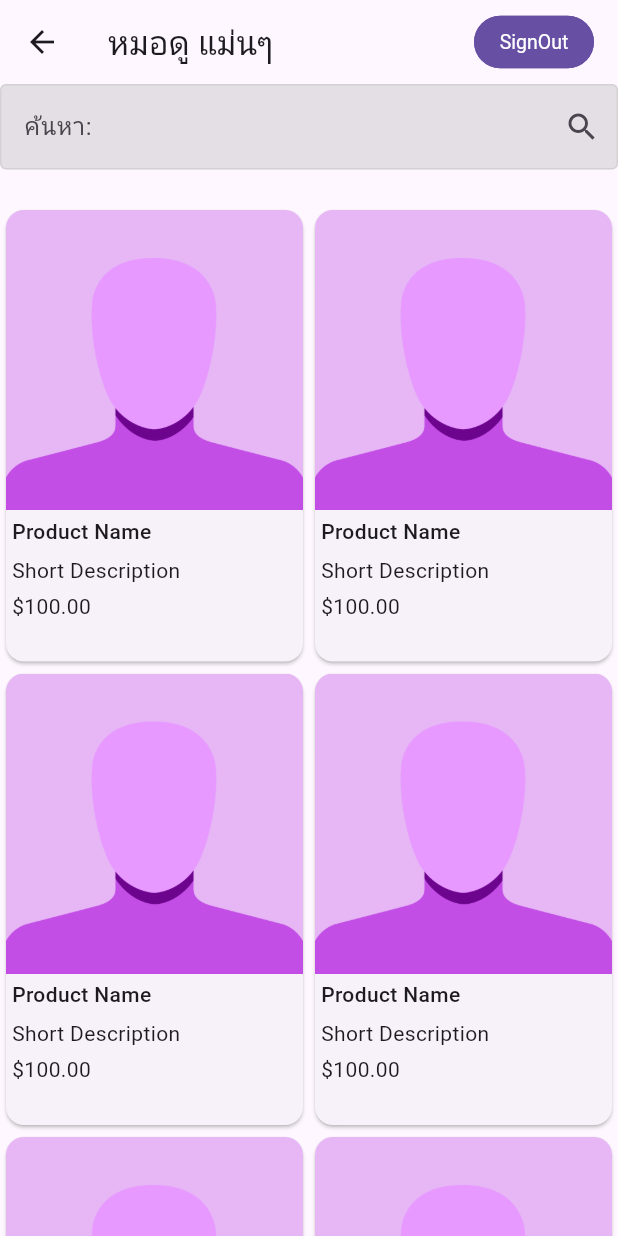
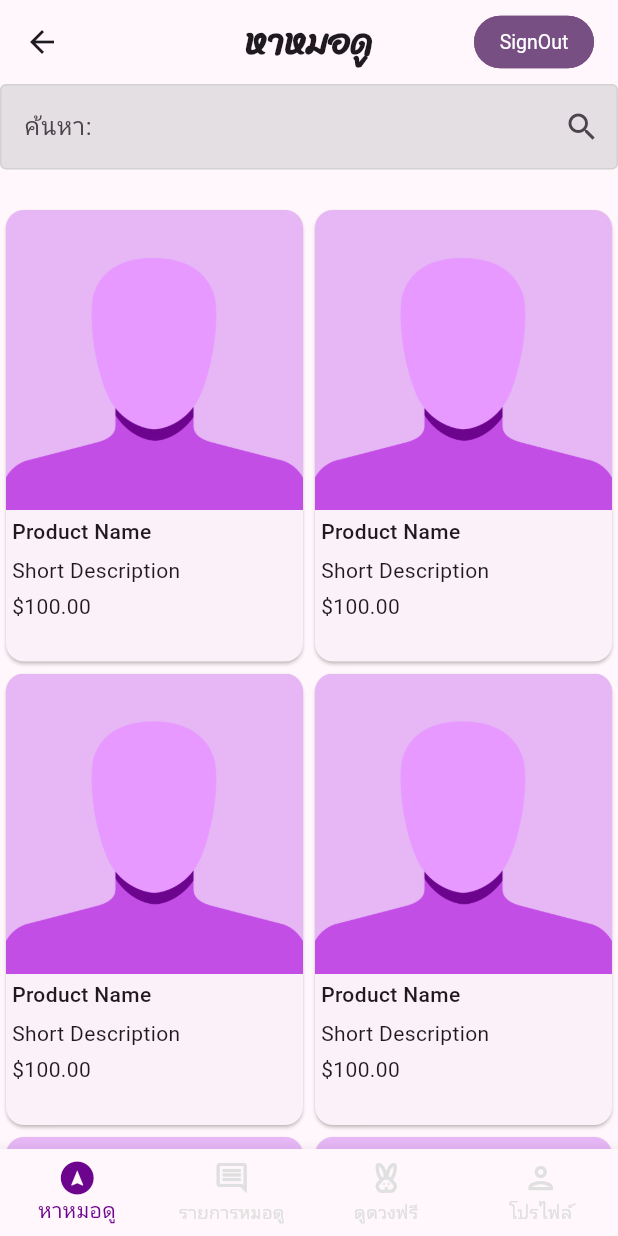
Before and after one commit to wiphu14/testwiphuproj, a Flutter app: the MainHomeUser screen opened by its route, on a phone screen of 412 x 824 dp. Run offline on Flutter 3.47's test engine with Material 3 defaults, Android fonts, the light colour scheme and no system bars; drawn by our look-alikes of getwidget; our stand-ins replace cloud_firestore, firebase_auth, firebase_core, firebase_storage, get, image_picker and 3 more; missing offline and left inert: dart:ffi; accounts and stored records are empty.

Commit message:
profile user near Success

```diff
--- a/lib/main.dart
+++ b/lib/main.dart
@@ -8,6 +8,7 @@ import 'package:wiphuproj/models/user_model.dart';
 import 'package:wiphuproj/states/intro.dart';
 import 'package:wiphuproj/states/main_home_prophet.dart';
 import 'package:wiphuproj/states/main_home_user.dart';
+import 'package:wiphuproj/utility/app_constant.dart';
 
 List<GetPage<dynamic>>? getPages = [
   GetPage(name: '/intro', page: () => const Intro()),
@@ -55,8 +56,9 @@ class MyApp extends StatelessWidget {
 
   @override
   Widget build(BuildContext context) {
-    return GetMaterialApp(
-      theme: ThemeData(useMaterial3: true),
+    return GetMaterialApp(debugShowCheckedModeBanner: false,
+      theme:
+          ThemeData(useMaterial3: true, colorSchemeSeed: AppConstant.mainColor),
       // home: const Intro(),
       getPages: getPages,
       initialRoute: initialRoute,
--- a/lib/models/user_model.dart
+++ b/lib/models/user_model.dart
@@ -1,15 +1,18 @@
 import 'dart:convert';
+
+import 'package:cloud_firestore/cloud_firestore.dart';
 
 // ignore_for_file: public_member_api_docs, sort_constructors_first
 class UserModel {
-
   final String uid;
   final String displayName;
- final String phoneNumber;
- final bool? user;
- final String? slogan;
- final String? description;
- final String? urlImage;
+  final String phoneNumber;
+  final bool? user;
+  final String? slogan;
+  final String? description;
+  final String? urlImage;
+  final Timestamp? birthTimestamp;
+  final num score;
 
   UserModel({
     required this.uid,
@@ -19,8 +22,9 @@ class UserModel {
     this.slogan,
     this.description,
     this.urlImage,
+    this.birthTimestamp,
+    required this.score,
   });
-
 
   Map<String, dynamic> toMap() {
     return <String, dynamic>{
@@ -31,6 +35,8 @@ class UserModel {
       'slogan': slogan,
       'description': description,
       'urlImage': urlImage,
+      'birthTimestamp': birthTimestamp,
+      'score': score,
     };
   }
 
@@ -43,10 +49,13 @@ class UserModel {
       slogan: (map['slogan'] ?? '') as String,
       description: (map['description'] ?? '') as String,
       urlImage: (map['urlImage'] ?? '') as String,
+      birthTimestamp: map['birthTimestamp'],
+      score: (map['score'] ?? 0) as num,
     );
   }
 
   String toJson() => json.encode(toMap());
 
-  factory UserModel.fromJson(String source) => UserModel.fromMap(json.decode(source) as Map<String, dynamic>);
+  factory UserModel.fromJson(String source) =>
+      UserModel.fromMap(json.decode(source) as Map<String, dynamic>);
 }
--- a/lib/states/intro.dart
+++ b/lib/states/intro.dart
@@ -170,10 +170,12 @@ class WidgetIconButton extends StatelessWidget {
     Key? key,
     required this.iconData,
     required this.onPressed,
+    this.size,
   }) : super(key: key);
 
   final IconData iconData;
   final Function() onPressed;
+  final double? size;
 
   @override
   Widget build(BuildContext context) {
@@ -182,6 +184,7 @@ class WidgetIconButton extends StatelessWidget {
       onPressed: onPressed,
       color: Theme.of(context).primaryColor,
       type: GFButtonType.transparent,
+      size: size ?? GFSize.MEDIUM,
     );
   }
 }
--- a/lib/states/main_home_user.dart
+++ b/lib/states/main_home_user.dart
@@ -1,9 +1,12 @@
 import 'package:flutter/material.dart';
+import 'package:get/get.dart';
+import 'package:getwidget/getwidget.dart';
+import 'package:wiphuproj/utility/app_constant.dart';
+import 'package:wiphuproj/utility/app_controller.dart';
+import 'package:wiphuproj/utility/app_service.dart';
 
-import 'package:font_awesome_flutter/font_awesome_flutter.dart';
-import 'package:get/get.dart';
-import 'package:wiphuproj/widgets/grid_item.dart';
-import 'package:wiphuproj/widgets/widget_form.dart';
+import 'package:wiphuproj/widgets/body_find_prophet.dart';
+import 'package:wiphuproj/widgets/body_user_profile.dart';
 import 'package:wiphuproj/widgets/widget_sign_out.dart';
 
 class MainHomeUser extends StatefulWidget {
@@ -14,44 +17,67 @@ class MainHomeUser extends StatefulWidget {
 }
 
 class _MainHomeUserState extends State<MainHomeUser> {
+  var titles = <String>[
+    'หาหมอดู',
+    'รายการหมอดู',
+    'ดูดวงฟรี',
+    'โปรไฟล์',
+  ];
+
+  var iconDatas = <IconData>[
+    Icons.assistant_navigation,
+    Icons.comment_outlined,
+    Icons.cruelty_free_outlined,
+    Icons.person_outlined,
+  ];
+
+  var bodys = <Widget>[
+    BodyFindProphet(),
+    Text('รายการดูดวง'),
+    Text('ดูดวงฟรี'),
+    BodyUserProfile(),
+  ];
+
+  AppController appController = Get.put(AppController());
+
+  List<BottomNavigationBarItem> items = [];
+
+  @override
+  void initState() {
+    super.initState();
+
+    if (appController.currentUserModels.isEmpty) {
+      AppService().findCurrentUserModel();
+    }
+
+    for (var i = 0; i < bodys.length; i++) {
+      items.add(
+          BottomNavigationBarItem(icon: Icon(iconDatas[i]), label: titles[i]));
+    }
+  }
+
   @override
   Widget build(BuildContext context) {
-    return Scaffold(
+    return Obx(() => Scaffold(
           appBar: AppBar(
-        title: const Text("หมอดู แม่นๆ"),
+            centerTitle: true,
+            title: Text(titles[appController.indexBody.value], style: AppConstant().h2Style(),),
             actions: [
               WidgetSignOut(),
               SizedBox(width: 16),
             ],
           ),
-      body: SizedBox(
-        width: Get.width,
-        height: Get.height,
-        child: Stack(
-          children: [
-            WidgetFrom(
-                hintText: 'ค้นหา:', suffixIcon: Icon(Icons.search), radius: 4),
-            Positioned(top: 80,
-              child: SizedBox(
-                width: Get.width,
-                height: Get.height - 80,
-                child: GridView.builder(
-                  shrinkWrap: true,
-                  physics: const ScrollPhysics(),
-                  gridDelegate: const SliverGridDelegateWithFixedCrossAxisCount(
-                    crossAxisCount: 2,
-                    childAspectRatio: 2 / 3,
-                  ),
-                  itemCount: 10,
-                  itemBuilder: (BuildContext context, int index) {
-                    return const GridItem();
+          body: bodys[appController.indexBody.value],
+          bottomNavigationBar: BottomNavigationBar(
+            currentIndex: appController.indexBody.value,
+            items: items,
+            type: BottomNavigationBarType.fixed,
+            selectedItemColor: AppConstant.mainColor,
+            unselectedItemColor: GFColors.LIGHT,
+            onTap: (value) {
+              appController.indexBody.value = value;
             },
           ),
-              ),
-            ),
-          ],
-        ),
-      ),
-    );
+        ));
   }
 }
--- a/lib/utility/app_constant.dart
+++ b/lib/utility/app_constant.dart
@@ -3,6 +3,14 @@ import 'package:flutter/material.dart';
 class AppConstant {
   static Color mainColor = const Color(0xff6D048E);
 
+  static num fireScore = 1000;
+
+  TextStyle h3Style({Color? color,double? fontSize,FontWeight? fontWeight }) => TextStyle(
+        fontSize: fontSize ?? 14,
+        fontWeight: fontWeight ?? FontWeight.normal,
+        fontFamily: 'Sriracha',
+        color: color,
+      );
   TextStyle h2Style({Color? color,double? fontSize,FontWeight? fontWeight }) => TextStyle(
         fontSize: fontSize ?? 24,
         fontWeight: fontWeight ?? FontWeight.bold,
--- a/lib/utility/app_controller.dart
+++ b/lib/utility/app_controller.dart
@@ -15,5 +15,7 @@ class AppController extends GetxController {
 
   RxBool display = false.obs;
 
+  RxList chooseDateTime = <DateTime>[].obs;
+
 
 }
--- /dev/null
+++ b/lib/widgets/body_find_prophet.dart
@@ -0,0 +1,43 @@
+import 'package:flutter/material.dart';
+import 'package:get/get.dart';
+import 'package:wiphuproj/widgets/widget_form.dart';
+
+import 'grid_item.dart';
+
+class BodyFindProphet extends StatelessWidget {
+  const BodyFindProphet({
+    super.key,
+  });
+
+  @override
+  Widget build(BuildContext context) {
+    return SizedBox(
+      width: Get.width,
+      height: Get.height,
+      child: Stack(
+        children: [
+          WidgetFrom(
+              hintText: 'ค้นหา:', suffixIcon: Icon(Icons.search), radius: 4),
+          Positioned(top: 80,
+            child: SizedBox(
+              width: Get.width,
+              height: Get.height - 80,
+              child: GridView.builder(
+                shrinkWrap: true,
+                physics: const ScrollPhysics(),
+                gridDelegate: const SliverGridDelegateWithFixedCrossAxisCount(
+                  crossAxisCount: 2,
+                  childAspectRatio: 2 / 3,
+                ),
+                itemCount: 10,
+                itemBuilder: (BuildContext context, int index) {
+                  return const GridItem();
+                },
+              ),
+            ),
+          ),
+        ],
+      ),
+    );
+  }
+}
--- a/pubspec.yaml
+++ b/pubspec.yaml
@@ -46,6 +46,7 @@ dependencies:
   firebase_storage: ^12.4.1
   pinput: ^5.0.1
   font_awesome_flutter: ^10.8.0
+  intl: ^0.20.2
 
 
 dev_dependencies:
```
Also changed, not shown: lib/utility/app_service.dart (+27 -9 lines), lib/widgets/body_user_profile.dart (added, +235 -0 lines), lib/widgets/widget_text_rich.dart (added, +27 -0 lines), pubspec.lock. Lines whose indentation alone changed are shown as unchanged.
